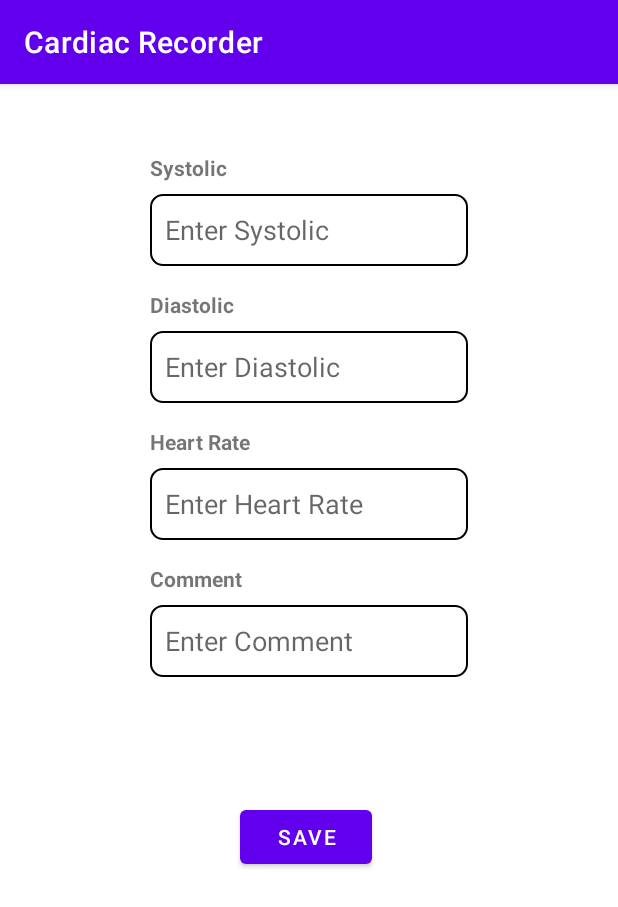
After one commit to abdulla30r/CardiacRecorder, an Android app: the Edit screen opened directly, with no data from a screen before it, on a phone screen of 412 x 824 dp. The commit adds this screen. Shown: the top 907 px of the screen. Run offline under Robolectric (Android 15) with nearby library versions, the phone set to English and light mode, and no system bars.

Commit message:
Edit layout added

```diff
--- a/app/src/main/AndroidManifest.xml
+++ b/app/src/main/AndroidManifest.xml
@@ -12,6 +12,13 @@
         android:supportsRtl="true"
         android:theme="@style/Theme.CardiacRecorder"
         tools:targetApi="31">
+        <activity
+            android:name=".Edit"
+            android:exported="false">
+            <meta-data
+                android:name="android.app.lib_name"
+                android:value="" />
+        </activity>
         <activity
             android:name=".AddMeasurement"
             android:exported="false">
--- /dev/null
+++ b/app/src/main/java/com/example/cardiacrecorder/Edit.java
@@ -0,0 +1,14 @@
+package com.example.cardiacrecorder;
+
+import androidx.appcompat.app.AppCompatActivity;
+
+import android.os.Bundle;
+
+public class Edit extends AppCompatActivity {
+
+    @Override
+    protected void onCreate(Bundle savedInstanceState) {
+        super.onCreate(savedInstanceState);
+        setContentView(R.layout.activity_edit);
+    }
+}
--- a/app/src/main/java/com/example/cardiacrecorder/MainActivity.java
+++ b/app/src/main/java/com/example/cardiacrecorder/MainActivity.java
@@ -121,9 +121,9 @@ public class MainActivity extends AppCompatActivity {
             @Override
             public void onItemEditClick(int position) {
                 String id = measurementList.get(position).getId();
-                /*Intent intent = new Intent(MainActivity.this, Edit.class);
+                Intent intent = new Intent(MainActivity.this, Edit.class);
                 intent.putExtra("Id",id);
-                startActivity(intent);*/
+                startActivity(intent);
             }
         });
 
--- /dev/null
+++ b/app/src/main/res/layout/activity_edit.xml
@@ -0,0 +1,136 @@
+<?xml version="1.0" encoding="utf-8"?>
+<androidx.constraintlayout.widget.ConstraintLayout xmlns:android="http://schemas.android.com/apk/res/android"
+    xmlns:app="http://schemas.android.com/apk/res-auto"
+    xmlns:tools="http://schemas.android.com/tools"
+    android:layout_width="match_parent"
+    android:layout_height="match_parent"
+    android:paddingLeft="100dp"
+    android:paddingTop="30dp"
+    android:paddingRight="100dp"
+    tools:context=".Edit">
+
+    <!-- Systolic -->
+    <TextView
+        android:id="@+id/tvSystolicLabel"
+        android:layout_width="wrap_content"
+        android:layout_height="wrap_content"
+        android:layout_marginTop="16dp"
+        android:text="Systolic"
+        android:textStyle="bold"
+        app:layout_constraintEnd_toEndOf="parent"
+        app:layout_constraintHorizontal_bias="0.0"
+        app:layout_constraintStart_toStartOf="parent"
+        app:layout_constraintTop_toTopOf="parent" />
+
+    <EditText
+        android:id="@+id/etSystolic"
+        android:layout_width="0dp"
+        android:layout_height="wrap_content"
+        android:layout_marginTop="8dp"
+        android:autofillHints=""
+        android:background="@drawable/rounded_edittext"
+        android:hint="Enter Systolic"
+        android:minHeight="48dp"
+        android:paddingLeft="10sp"
+        app:layout_constraintEnd_toEndOf="parent"
+        app:layout_constraintHorizontal_bias="0.0"
+        app:layout_constraintStart_toStartOf="parent"
+        app:layout_constraintTop_toBottomOf="@id/tvSystolicLabel" />
+
+    <!-- Diastolic -->
+    <TextView
+        android:id="@+id/tvDiastolicLabel"
+        android:layout_width="wrap_content"
+        android:layout_height="wrap_content"
+        android:layout_marginTop="16dp"
+        android:text="Diastolic"
+        android:textStyle="bold"
+        app:layout_constraintEnd_toEndOf="parent"
+        app:layout_constraintHorizontal_bias="0.0"
+        app:layout_constraintStart_toStartOf="parent"
+        app:layout_constraintTop_toBottomOf="@id/etSystolic" />
+
+    <EditText
+        android:id="@+id/etDiastolic"
+        android:layout_width="0dp"
+        android:layout_height="wrap_content"
+        android:layout_marginTop="8dp"
+        android:autofillHints=""
+        android:background="@drawable/rounded_edittext"
+        android:hint="Enter Diastolic"
+        android:minHeight="48dp"
+        android:paddingLeft="10sp"
+        app:layout_constraintEnd_toEndOf="parent"
+        app:layout_constraintHorizontal_bias="0.0"
+        app:layout_constraintStart_toStartOf="parent"
+        app:layout_constraintTop_toBottomOf="@id/tvDiastolicLabel" />
+
+    <!-- Heart Rate -->
+    <TextView
+        android:id="@+id/tvHeartRateLabel"
+        android:layout_width="wrap_content"
+        android:layout_height="wrap_content"
+        android:layout_marginTop="16dp"
+        android:text="Heart Rate"
+        android:textStyle="bold"
+        app:layout_constraintEnd_toEndOf="parent"
+        app:layout_constraintHorizontal_bias="0.0"
+        app:layout_constraintStart_toStartOf="parent"
+        app:layout_constraintTop_toBottomOf="@id/etDiastolic" />
+
+    <EditText
+        android:id="@+id/etHeartRate"
+        android:layout_width="0dp"
+        android:layout_height="wrap_content"
+        android:layout_marginTop="8dp"
+        android:autofillHints=""
+        android:background="@drawable/rounded_edittext"
+        android:hint="Enter Heart Rate"
+        android:minHeight="48dp"
+        android:paddingLeft="10sp"
+        app:layout_constraintEnd_toEndOf="parent"
+        app:layout_constraintHorizontal_bias="0.0"
+        app:layout_constraintStart_toStartOf="parent"
+        app:layout_constraintTop_toBottomOf="@id/tvHeartRateLabel" />
+
+    <!-- Comment -->
+    <TextView
+        android:id="@+id/tvCommentLabel"
+        android:layout_width="wrap_content"
+        android:layout_height="wrap_content"
+        android:layout_marginTop="16dp"
+        android:text="Comment"
+        android:textStyle="bold"
+        app:layout_constraintEnd_toEndOf="parent"
+        app:layout_constraintHorizontal_bias="0.0"
+        app:layout_constraintStart_toStartOf="parent"
+        app:layout_constraintTop_toBottomOf="@id/etHeartRate" />
+
+    <EditText
+        android:id="@+id/etComment"
+        android:layout_width="0dp"
+        android:layout_height="wrap_content"
+        android:layout_marginTop="8dp"
+        android:autofillHints=""
+        android:background="@drawable/rounded_edittext"
+        android:hint="Enter Comment"
+        android:minHeight="48dp"
+        android:paddingLeft="10sp"
+        app:layout_constraintEnd_toEndOf="parent"
+        app:layout_constraintHorizontal_bias="0.0"
+        app:layout_constraintStart_toStartOf="parent"
+        app:layout_constraintTop_toBottomOf="@id/tvCommentLabel" />
+
+    <Button
+        android:id="@+id/btnSave"
+        android:layout_width="wrap_content"
+        android:layout_height="wrap_content"
+        android:text="Save"
+        app:layout_constraintBottom_toBottomOf="parent"
+        app:layout_constraintEnd_toEndOf="parent"
+        app:layout_constraintHorizontal_bias="0.482"
+        app:layout_constraintStart_toStartOf="parent"
+        app:layout_constraintTop_toBottomOf="@id/etComment"
+        app:layout_constraintVertical_bias="0.254" />
+
+</androidx.constraintlayout.widget.ConstraintLayout>
```
